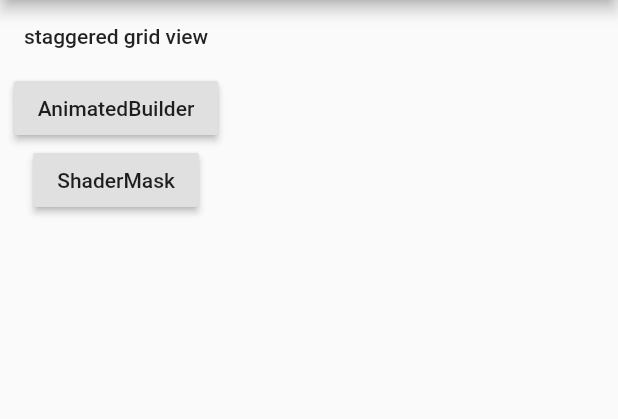
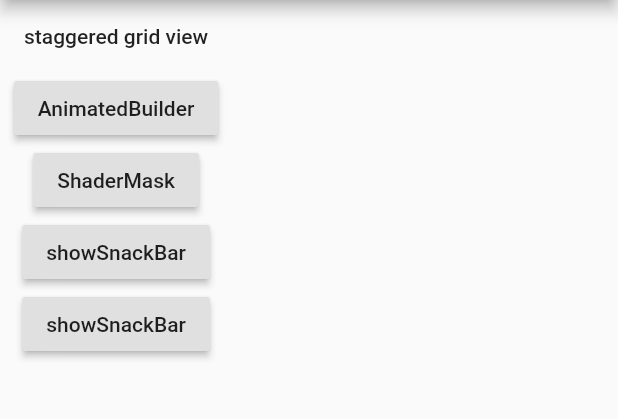
Before and after one commit to panmin/awesome-flutter, a Flutter app: the screen it shows after launch, on a phone screen of 412 x 824 dp, the part 84-503 px from its top. Run offline on Flutter 3.47's test engine with Material 2 defaults, Android fonts, the phone set to English and light mode, and no system bars.

```diff
--- a/awesome_flutter/lib/main.dart
+++ b/awesome_flutter/lib/main.dart
@@ -56,6 +56,20 @@ class MainPage extends StatelessWidget {
                     context,
                     MaterialPageRoute(
                         builder: (context) => ShaderMaskTest()))),
+            RaisedButton(
+                child: Text("showSnackBar"),
+                onPressed: () {
+                  Scaffold.of(context).showSnackBar(SnackBar(content: Text("hello")));
+                }
+            ),
+            Builder(
+              builder:(context)=> RaisedButton(
+                  child: Text("showSnackBar"),
+                  onPressed: () {
+                    Scaffold.of(context).showSnackBar(SnackBar(content: Text("hello")));
+                  }
+              ),
+            ),
           ],
         ) //MyHomePage(title: 'Flutter Demo Home Page'),,
         );
```
Also changed, not shown: 1 other file.
